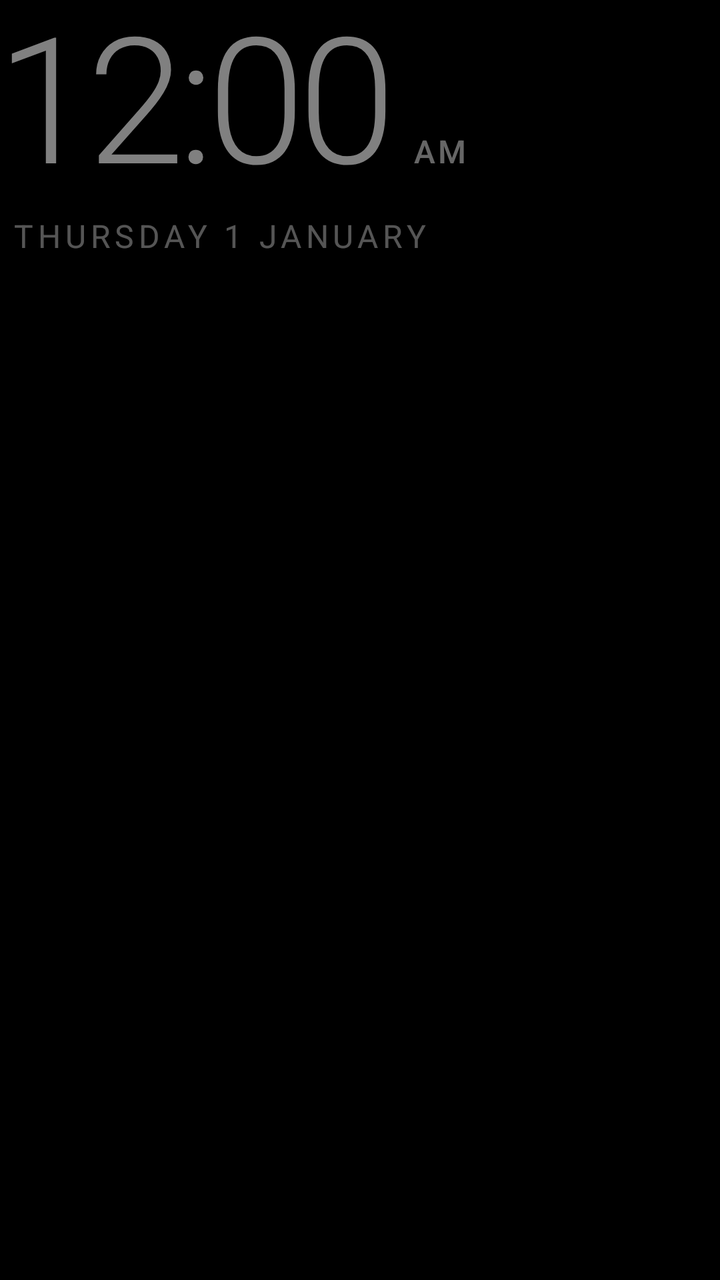
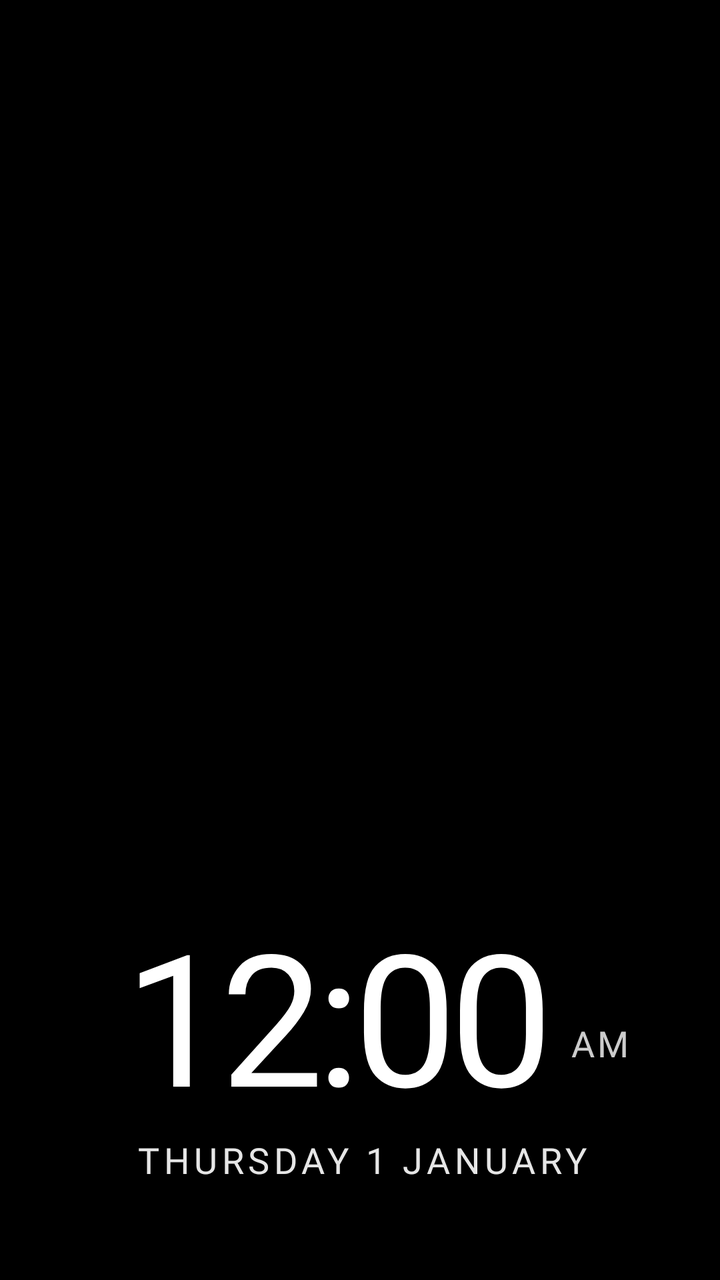

Compare the two renders of this Android layout. The source of the first and the diff that turns it into the second are given below.
<!-- AndroidManifest.xml: application theme Theme.TvHome -->
<!-- res/layout/dream_clock.xml -->
<?xml version="1.0" encoding="utf-8"?>

<FrameLayout xmlns:android="http://schemas.android.com/apk/res/android"
    android:layout_width="match_parent"
    android:layout_height="match_parent"
    android:background="#FF000000">

    <LinearLayout
        android:id="@+id/dreamContent"
        android:layout_width="wrap_content"
        android:layout_height="wrap_content"
        android:orientation="vertical">

        <LinearLayout
            android:layout_width="wrap_content"
            android:layout_height="wrap_content"
            android:orientation="horizontal"
            android:baselineAligned="true">

            <TextClock
                android:layout_width="wrap_content"
                android:layout_height="wrap_content"
                android:format12Hour="h:mm"
                android:format24Hour="HH:mm"
                android:textColor="#80FFFFFF"
                android:textSize="88sp"
                android:fontFamily="sans-serif-light"
                android:letterSpacing="-0.04"
                android:includeFontPadding="false" />

            <TextClock
                android:layout_width="wrap_content"
                android:layout_height="wrap_content"
                android:layout_marginStart="10dp"
                android:format12Hour="a"
                android:format24Hour=""
                android:textColor="#66FFFFFF"
                android:textSize="16sp"
                android:fontFamily="sans-serif-medium"
                android:letterSpacing="0.08"
                android:textAllCaps="true" />
        </LinearLayout>

        <TextClock
            android:layout_width="wrap_content"
            android:layout_height="wrap_content"
            android:layout_marginStart="6dp"
            android:layout_marginTop="4dp"
            android:format12Hour="@string/date_format"
            android:format24Hour="@string/date_format"
            android:textColor="#55FFFFFF"
            android:textSize="16sp"
            android:fontFamily="sans-serif"
            android:letterSpacing="0.14"
            android:textAllCaps="true" />
    </LinearLayout>
</FrameLayout>
<!-- resources referenced by this layout -->
<resources>
  <string name="date_format">EEEE  d MMMM</string>
  <style name="Theme.TvHome" parent="android:Theme.Material.NoActionBar.Fullscreen">
          <item name="android:windowBackground">@android:color/black</item>
          <item name="android:colorBackground">@android:color/black</item>
          <item name="android:windowAnimationStyle">@null</item>
      </style>
</resources>

<!-- the commit's change to res/layout/dream_clock.xml (unified diff, before → after) -->
@@ -1,14 +1,30 @@
 <?xml version="1.0" encoding="utf-8"?>
-
 <FrameLayout xmlns:android="http://schemas.android.com/apk/res/android"
     android:layout_width="match_parent"
     android:layout_height="match_parent"
     android:background="#FF000000">
 
+    <ImageView
+        android:id="@+id/dreamWallpaper"
+        android:layout_width="match_parent"
+        android:layout_height="match_parent"
+        android:scaleType="centerCrop"
+        android:contentDescription="@null" />
+
+    <View
+        android:id="@+id/dreamScrim"
+        android:layout_width="match_parent"
+        android:layout_height="220dp"
+        android:layout_gravity="bottom"
+        android:background="@drawable/scrim_bottom" />
+
     <LinearLayout
         android:id="@+id/dreamContent"
         android:layout_width="wrap_content"
         android:layout_height="wrap_content"
+        android:layout_gravity="bottom|start"
+        android:layout_marginStart="64dp"
+        android:layout_marginBottom="48dp"
         android:orientation="vertical">
 
         <LinearLayout
@@ -18,40 +34,57 @@
             android:baselineAligned="true">
 
             <TextClock
+                android:id="@+id/dreamClock"
                 android:layout_width="wrap_content"
                 android:layout_height="wrap_content"
                 android:format12Hour="h:mm"
                 android:format24Hour="HH:mm"
-                android:textColor="#80FFFFFF"
-                android:textSize="88sp"
-                android:fontFamily="sans-serif-light"
+                android:textColor="#FFFFFFFF"
+                android:textSize="92sp"
+                android:fontFamily="@font/outfit_light"
                 android:letterSpacing="-0.04"
-                android:includeFontPadding="false" />
+                android:includeFontPadding="false"
+                android:shadowColor="#B3000000"
+                android:shadowRadius="12"
+                android:shadowDy="2"
+                android:shadowDx="0" />
 
             <TextClock
+                android:id="@+id/dreamAmPm"
                 android:layout_width="wrap_content"
                 android:layout_height="wrap_content"
                 android:layout_marginStart="10dp"
+                android:layout_gravity="bottom"
+                android:layout_marginBottom="16dp"
                 android:format12Hour="a"
                 android:format24Hour=""
-                android:textColor="#66FFFFFF"
-                android:textSize="16sp"
-                android:fontFamily="sans-serif-medium"
+                android:textColor="#CCFFFFFF"
+                android:textSize="18sp"
+                android:fontFamily="@font/outfit_medium"
                 android:letterSpacing="0.08"
-                android:textAllCaps="true" />
+                android:textAllCaps="true"
+                android:shadowColor="#B3000000"
+                android:shadowRadius="8"
+                android:shadowDy="2"
+                android:shadowDx="0" />
         </LinearLayout>
 
         <TextClock
+            android:id="@+id/dreamDate"
             android:layout_width="wrap_content"
             android:layout_height="wrap_content"
-            android:layout_marginStart="6dp"
-            android:layout_marginTop="4dp"
+            android:layout_marginStart="4dp"
+            android:layout_marginTop="2dp"
             android:format12Hour="@string/date_format"
             android:format24Hour="@string/date_format"
-            android:textColor="#55FFFFFF"
-            android:textSize="16sp"
-            android:fontFamily="sans-serif"
-            android:letterSpacing="0.14"
-            android:textAllCaps="true" />
+            android:textColor="#E6FFFFFF"
+            android:textSize="18sp"
+            android:fontFamily="@font/outfit_regular"
+            android:letterSpacing="0.12"
+            android:textAllCaps="true"
+            android:shadowColor="#B3000000"
+            android:shadowRadius="8"
+            android:shadowDy="2"
+            android:shadowDx="0" />
     </LinearLayout>
 </FrameLayout>
<!-- resource entries referenced after the edit -->
@@ -1,5 +1,15 @@
 <!-- resources referenced by this layout -->
 <resources>
+  <!-- drawable scrim_bottom (drawable) -->
+  <?xml version="1.0" encoding="utf-8"?>
+  <shape xmlns:android="http://schemas.android.com/apk/res/android"
+      android:shape="rectangle">
+      <gradient
+          android:angle="90"
+          android:startColor="#8C000000"
+          android:centerColor="#33000000"
+          android:endColor="#00000000" />
+  </shape>
   <string name="date_format">EEEE  d MMMM</string>
   <style name="Theme.TvHome" parent="android:Theme.Material.NoActionBar.Fullscreen">
           <item name="android:windowBackground">@android:color/black</item>
